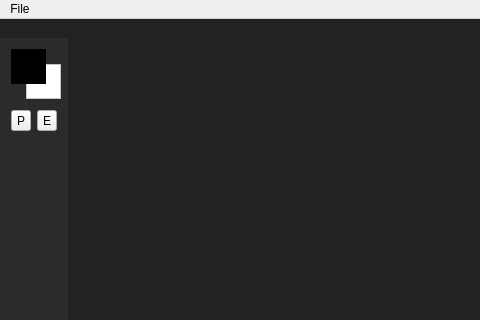
First picture: the form in alpaint/res/Alpaint.ui, repository DatDarkAlpaca/alpaint, before the edit; both pictures show x 0 to 480 and y 0 to 320 of the 626 by 425 pixel window.
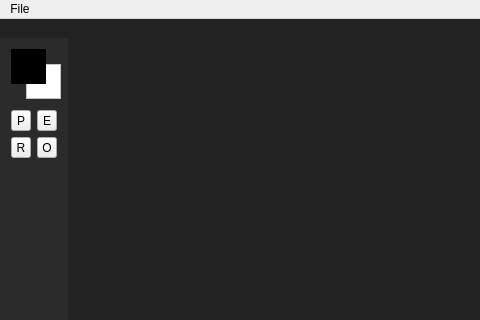
Second picture: the form after the edit. Custom widgets are drawn as their Qt base class.

Commit message: Fix line functionality and add rect button.

What changed in the file:
```diff
--- a/alpaint/res/Alpaint.ui
+++ b/alpaint/res/Alpaint.ui
@@ -240,6 +240,27 @@
        </item>
       </layout>
      </item>
+     <item>
+      <layout class="QHBoxLayout" name="horizontalLayout_2">
+       <property name="topMargin">
+        <number>0</number>
+       </property>
+       <item>
+        <widget class="QToolButton" name="rectButton">
+         <property name="text">
+          <string>R</string>
+         </property>
+        </widget>
+       </item>
+       <item>
+        <widget class="QToolButton" name="ellipseButton">
+         <property name="text">
+          <string>O</string>
+         </property>
+        </widget>
+       </item>
+      </layout>
+     </item>
      <item>
       <spacer name="verticalSpacer">
        <property name="orientation">
```
The commit also changes 3 other files.
